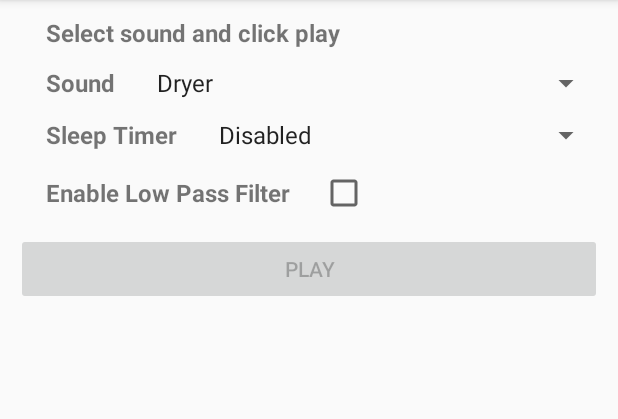
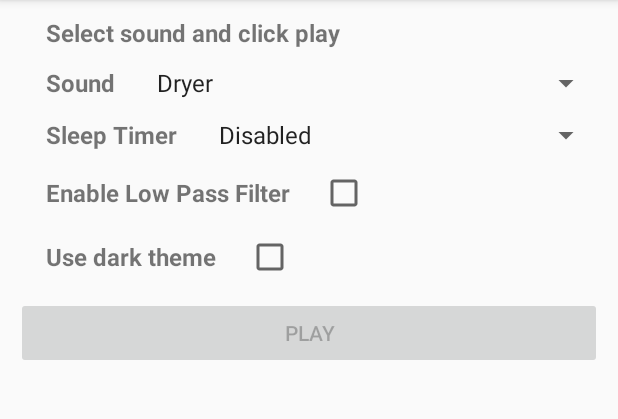
Before and after one commit to brarcher/baby-sleep-sounds, an Android app: the screen it shows after launch (MainActivity), on a phone screen of 412 x 824 dp, the part 84-503 px from its top. Run offline under Robolectric (Android 15) with nearby library versions, the phone set to English and light mode, and no system bars; libraries missing offline, so code that uses them is left out: com.github.hiteshsondhi88.libffmpeg; 2 statements that could not run were skipped.

Commit message:
Checkbox for theme switch (and store setting)
A setting to select theme really only makes sense when storing the setting, so I added a SharedPreferences.

Should be trivial to add the other settings too, so the app remembers the user preferences

```diff
--- a/app/src/main/java/protect/babysleepsounds/MainActivity.java
+++ b/app/src/main/java/protect/babysleepsounds/MainActivity.java
@@ -44,6 +44,8 @@ import com.github.hiteshsondhi88.libffmpeg.LoadBinaryResponseHandler;
 import com.github.hiteshsondhi88.libffmpeg.exceptions.FFmpegCommandAlreadyRunningException;
 import com.github.hiteshsondhi88.libffmpeg.exceptions.FFmpegNotSupportedException;
 
+import android.content.SharedPreferences;
+
 public class MainActivity extends AppCompatActivity
 {
     private final static String TAG = "BabySleepSounds";
@@ -62,9 +64,16 @@ public class MainActivity extends AppCompatActivity
     private SeekBar _filterCutoffFrequencySetting;
     private ProgressDialog _encodingProgress;
 
+    private CheckBox _useDarkTheme;
+
     @Override
     protected void onCreate(Bundle savedInstanceState)
     {
+        final SharedPreferences pref = getApplicationContext().getSharedPreferences(TAG, MODE_PRIVATE);
+        if (pref.getBoolean("useDarkTheme",false)) {
+            setTheme(R.style.AppThemeDark_NoActionBar );
+        }
+
         super.onCreate(savedInstanceState);
         setContentView(R.layout.activity_main);
         Toolbar toolbar = (Toolbar) findViewById(R.id.toolbar);
@@ -236,6 +245,20 @@ public class MainActivity extends AppCompatActivity
 
         // Set initial value
         updateFrequencyReadout(getFrequencyReadout());
+
+        _useDarkTheme = (CheckBox)findViewById(R.id.useDarkTheme);
+        _useDarkTheme.setChecked(pref.getBoolean("useDarkTheme",false));
+        _useDarkTheme.setOnCheckedChangeListener(new CompoundButton.OnCheckedChangeListener()
+        {
+            @Override
+            public void onCheckedChanged(CompoundButton buttonView, boolean isChecked)
+            {
+                SharedPreferences.Editor editor = pref.edit();
+                editor.putBoolean("useDarkTheme", isChecked);
+                editor.commit();
+                recreate(); //Apply theme change immediately
+            }
+        });
     }
 
     /**
@@ -497,7 +520,7 @@ public class MainActivity extends AppCompatActivity
 
     private void setControlsEnabled(boolean enabled)
     {
-        for(int resId : new int[]{R.id.soundSpinner, R.id.enableFilter, R.id.filterFrequencyBar})
+        for(int resId : new int[]{R.id.soundSpinner, R.id.enableFilter, R.id.filterFrequencyBar, R.id.useDarkTheme})
         {
             final View view = findViewById(resId);
             view.setEnabled(enabled);
--- a/app/src/main/res/layout/activity_main.xml
+++ b/app/src/main/res/layout/activity_main.xml
@@ -147,6 +147,27 @@
                 </LinearLayout>
             </LinearLayout>
 
+            <LinearLayout
+                android:orientation="horizontal"
+                android:padding="5.0dip"
+                android:layout_width="fill_parent"
+                android:layout_height="wrap_content">
+                <TextView
+                    android:textSize="16.0sp"
+                    android:textStyle="bold"
+                    android:layout_gravity="center_vertical"
+                    android:paddingStart="20.0dip"
+                    android:paddingEnd="20.0dip"
+                    android:layout_width="wrap_content"
+                    android:layout_height="wrap_content"
+                    android:labelFor="@+id/useDarkTheme"
+                    android:text="@string/theme" />
+                <CheckBox
+					android:layout_width="match_parent"
+					android:layout_height="wrap_content"
+					android:id="@+id/useDarkTheme"/>
+            </LinearLayout>
+
             <LinearLayout android:orientation="horizontal"
                           android:padding="5.0dip"
                           android:layout_width="fill_parent"
--- a/app/src/main/res/values/strings.xml
+++ b/app/src/main/res/values/strings.xml
@@ -40,6 +40,8 @@
     <string name="playbackFailure">Unable to play file, see logs for details</string>
     <string name="sleepTimerUpdated">Updated sleep timer</string>
 
+    <string name="theme">Use dark theme</string>
+
     <string name="about">About</string>
     <string name="app_copyright_fmt">Copyright 2016-<xliff:g>%d</xliff:g> Branden Archer</string>
     <string name="app_license">Licensed under the GPLv3.</string>
```
